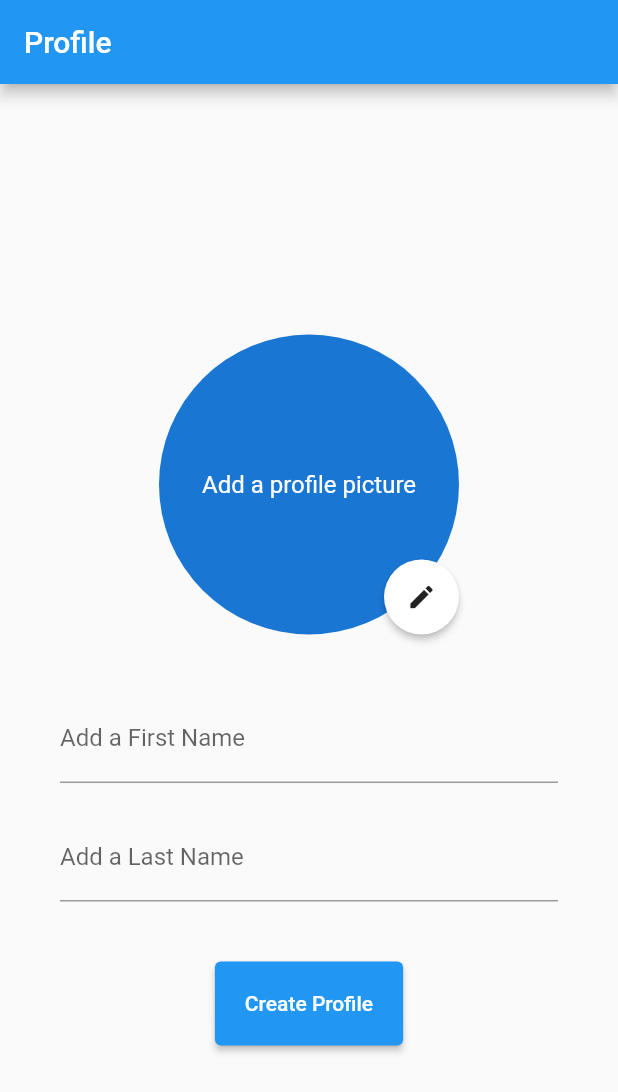
After one commit to negfeed/gonna, a Flutter app: the ProfileEditorPage screen opened directly, after a tap on the "edit" icon, on a phone screen of 412 x 824 dp. The commit adds this screen. Shown: the top 1092 px of the screen. Run offline on Flutter 3.47's test engine with Material 2 defaults, Android fonts, the phone set to English and light mode, and no system bars; our stand-ins replace contacts_service, firebase_auth, firebase_core, image_picker, intl_phone_number_input, permission_handler and 2 more; missing offline and left inert: flutter_picker, permission_handler_platform_interface; accounts and stored records are empty.

Commit message:
Create barebones profile creation page.

```diff
--- a/client/lib/pages/auth/ProfileInitializationPage.dart
+++ /dev/null
@@ -1,19 +0,0 @@
-import 'package:flutter/material.dart';
-
-class ProfileInitializationPage extends StatelessWidget {
-  @override
-  Widget build(BuildContext context) {
-    return Scaffold(
-      body: Center(
-        child: Column(
-          mainAxisAlignment: MainAxisAlignment.center,
-          children: <Widget>[
-            Text(
-              'ProfileInitializationPage',
-            ),
-          ],
-        ),
-      ),
-    );
-  }
-}
--- /dev/null
+++ b/client/lib/pages/profile/profile_editor.dart
@@ -0,0 +1,107 @@
+import 'dart:io';
+
+import 'package:flutter/material.dart';
+import 'package:image_picker/image_picker.dart';
+
+class ProfileEditorPage extends StatefulWidget {
+  @override
+  _ProfileEditorPageState createState() => _ProfileEditorPageState();
+}
+
+class _ProfileEditorPageState extends State<ProfileEditorPage> {
+  File _image;
+  final picker = ImagePicker();
+
+  @override
+  Widget build(BuildContext context) {
+    return Scaffold(
+      appBar: AppBar(
+        title: Text("Profile"),
+      ),
+      body: LayoutBuilder(
+          builder: (BuildContext context, BoxConstraints viewportConstraints) {
+        return SingleChildScrollView(
+          child: ConstrainedBox(
+            constraints: BoxConstraints(
+              minHeight: viewportConstraints.maxHeight,
+            ),
+            child: Column(
+              mainAxisAlignment: MainAxisAlignment.center,
+              children: <Widget>[
+                Padding(
+                  padding: const EdgeInsets.all(40.0),
+                  child: Container(
+                    width: 200,
+                    height: 200,
+                    child: Stack(
+                      children: [
+                        CircleAvatar(
+                          radius: 100,
+                          child: _image == null
+                              ? Text("Add a profile picture")
+                              : null,
+                          backgroundImage:
+                              _image != null ? FileImage(_image) : null,
+                        ),
+                        Align(
+                          alignment: Alignment.bottomRight,
+                          child: RawMaterialButton(
+                              onPressed: getImage,
+                              elevation: 2.0,
+                              fillColor: Colors.white,
+                              child: Icon(
+                                Icons.edit,
+                                size: 20.0,
+                              ),
+                              padding: EdgeInsets.all(15.0),
+                              shape: CircleBorder(),
+                              constraints: BoxConstraints(minWidth: 0)),
+                        ),
+                      ],
+                    ),
+                  ),
+                ),
+                Padding(
+                  padding: const EdgeInsets.symmetric(horizontal: 40),
+                  child: TextFormField(
+                    decoration: InputDecoration(
+                      labelText: 'Add a First Name',
+                    ),
+                  ),
+                ),
+                Padding(padding: const EdgeInsets.symmetric(vertical: 10)),
+                Padding(
+                  padding: const EdgeInsets.symmetric(horizontal: 40),
+                  child: TextFormField(
+                    decoration: InputDecoration(
+                      labelText: 'Add a Last Name',
+                    ),
+                  ),
+                ),
+                Padding(padding: const EdgeInsets.symmetric(vertical: 20)),
+                ElevatedButton(
+                  onPressed: () {},
+                  child: const Text('Create Profile'),
+                  style: ElevatedButton.styleFrom(
+                      padding: const EdgeInsets.all(20.0)),
+                ),
+              ],
+            ),
+          ),
+        );
+      }),
+    );
+  }
+
+  Future getImage() async {
+    final pickedFile = await picker.getImage(source: ImageSource.gallery);
+
+    setState(() {
+      if (pickedFile != null) {
+        _image = File(pickedFile.path);
+      } else {
+        print('No image selected.');
+      }
+    });
+  }
+}
--- a/client/lib/routing/RouterDelegate.dart
+++ b/client/lib/routing/RouterDelegate.dart
@@ -2,8 +2,8 @@ import 'package:flutter/material.dart';
 import 'package:flutter/widgets.dart';
 import 'package:gonna_client/pages/auth/PhoneEntryPage.dart';
 import 'package:gonna_client/pages/auth/PhoneVerificationPage.dart';
-import 'package:gonna_client/pages/auth/ProfileInitializationPage.dart';
 import 'package:gonna_client/pages/home/home.dart';
+import 'package:gonna_client/pages/profile/profile_editor.dart';
 import 'package:gonna_client/routing/RoutePath.dart';
 import 'package:gonna_client/services/app_state/AppState.dart';
 import 'package:gonna_client/services/app_state/InheritedAppState.dart';
@@ -51,8 +51,8 @@ class GonnaRouterDelegate extends RouterDelegate<GonnaRoutePath>
 
   List<Page> _getPages() {
     List<Page> pages = List();
-    if (_appState.isUserLoggedIn()) {
-      pages = [MaterialPage(child: HomePage())];
+    if (_appState.isUserLoggedInWithPhoneNumber()) {
+      pages = [MaterialPage(child: ProfileEditorPage())];
     } else {
       pages = [MaterialPage(child: PhoneEntryPage())];
       if (_appState.isCodeSent()) {
--- a/client/lib/services/app_state/AppState.dart
+++ b/client/lib/services/app_state/AppState.dart
@@ -17,7 +17,7 @@ class AppState extends ChangeNotifier {
     return _authService.isCodeSent();
   }
 
-  bool isUserLoggedIn() {
-    return _authService.getCurrentUser() != null;
+  bool isUserLoggedInWithPhoneNumber() {
+    return _authService.currentUserHasPhoneNumber();
   }
 }
--- a/client/lib/services/auth/auth.dart
+++ b/client/lib/services/auth/auth.dart
@@ -145,8 +145,8 @@ class AuthService extends ChangeNotifier {
     currentUser = user;
   }
 
-  User getCurrentUser() {
-    return currentUser;
+  bool currentUserHasPhoneNumber() {
+    return (currentUser != null) && ((currentUser?.phoneNumber ?? '') != '');
   }
 
   void signOut() async {
--- /dev/null
+++ b/client/lib/services/profile/profile.dart
@@ -0,0 +1,13 @@
+import 'package:flutter/widgets.dart';
+
+class ProfileService extends ChangeNotifier {
+
+  static ProfileService _instance;
+
+  static ProfileService get instance {
+    if (_instance == null) {
+      _instance = ProfileService();
+    }
+    return _instance;
+  }
+}
--- a/client/pubspec.yaml
+++ b/client/pubspec.yaml
@@ -30,7 +30,6 @@ dependencies:
   firebase_auth: ^0.18.4+1
 
   provider: ^4.3.2+3
-  flutter_facebook_login: 3.0.0
   contacts_service: ^0.4.6
   permission_handler: ^5.0.1+1
   characters: ^1.0.0
@@ -39,6 +38,7 @@ dependencies:
   sms_autofill: ^1.2.7
   optional: 5.0.0+1
   http: 0.12.2
+  image_picker: 0.6.7+22
 
 dev_dependencies:
   flutter_test:
```
Also changed, not shown: client/pubspec.lock, 4 other files.
